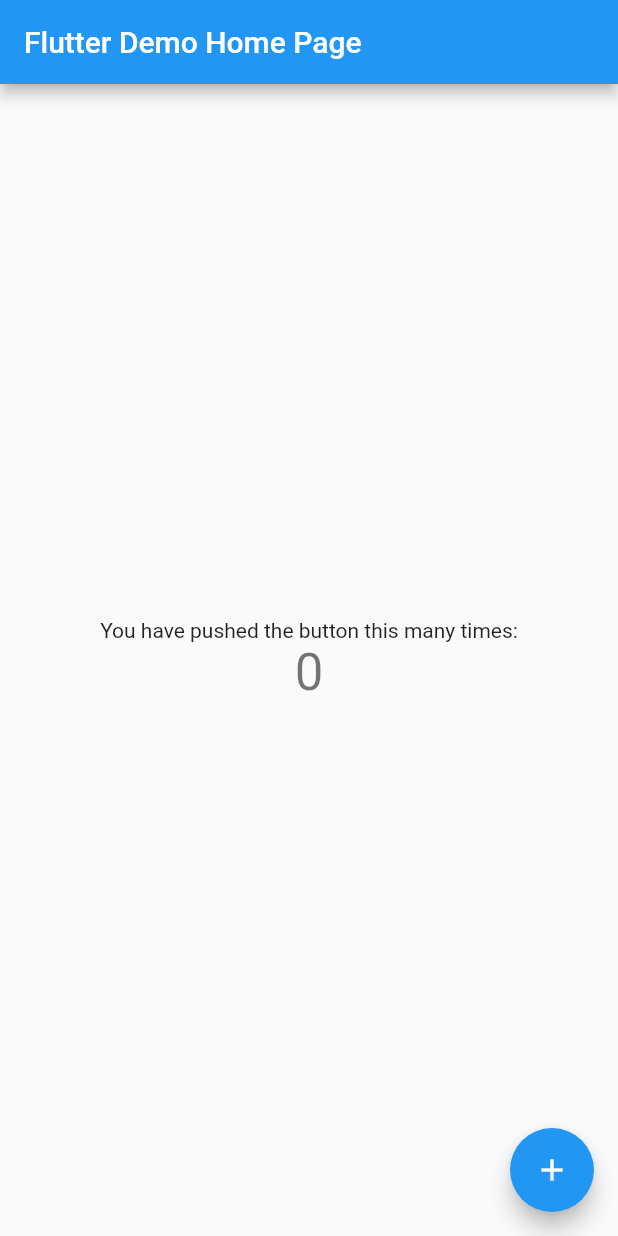
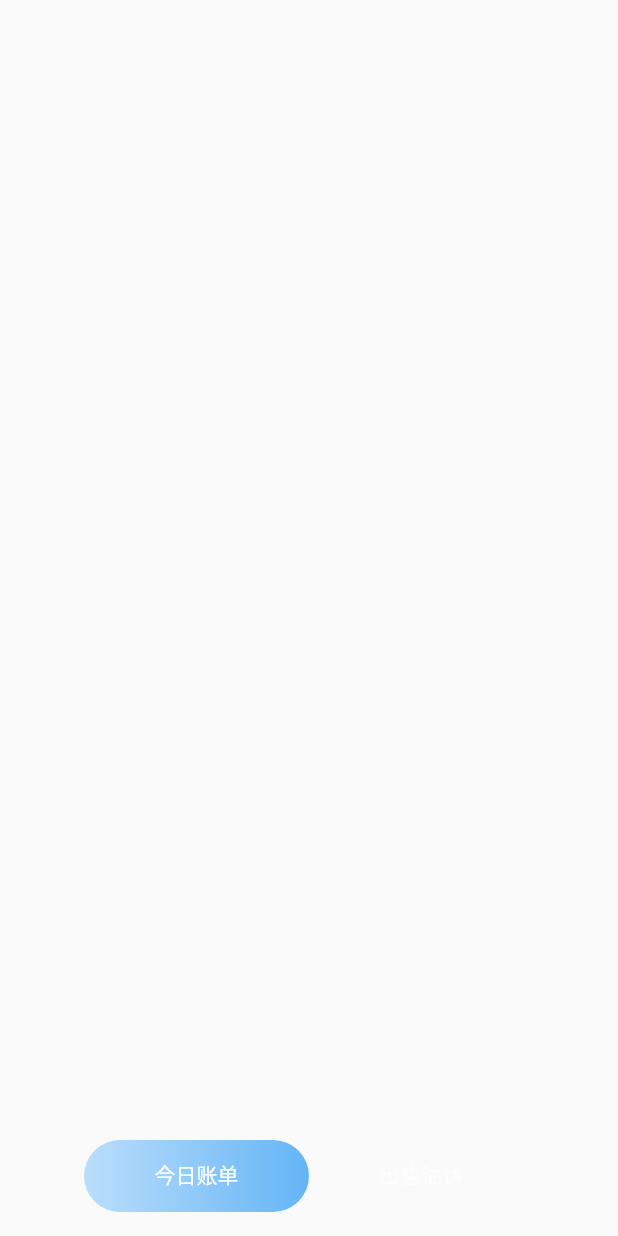
Before and after one commit to Weightang/CoilApp, a Flutter app: the screen it shows after launch, on a phone screen of 412 x 824 dp. Run offline on Flutter 3.47's test engine with Material 2 defaults, Android fonts, the phone set to English and light mode, and no system bars; drawn by our look-alikes of oktoast, pull_to_refresh; our stand-ins replace cached_network_image, cookie_jar, device_info, dio, dio_cookie_manager, localstorage and 1 more; missing offline and left inert: common_utils, flustars.

Commit message:
添加基本页面

```diff
--- a/lib/main.dart
+++ b/lib/main.dart
@@ -1,117 +1,47 @@
 import 'package:flutter/material.dart';
+import 'package:flutter/services.dart';
+import 'package:oktoast/oktoast.dart';
+import 'package:provider/provider.dart';
+import 'package:pull_to_refresh/pull_to_refresh.dart';
 
-void main() {
+import 'config/provider_manager.dart';
+import 'config/router_manger.dart';
+import 'config/storage_manager.dart';
+import 'utils/device_utils.dart';
+import 'utils/log_utils.dart';
+
+void main() async {
+  Provider.debugCheckInvalidValueType = null;
+  WidgetsFlutterBinding.ensureInitialized();
+  await StorageManager.init();
+  Log.init();
   runApp(MyApp());
+  if (Device.isAndroid) {
+    SystemUiOverlayStyle systemUiOverlayStyle =
+    SystemUiOverlayStyle(statusBarColor: Colors.transparent);
+    SystemChrome.setSystemUIOverlayStyle(systemUiOverlayStyle);
+  }
 }
 
 class MyApp extends StatelessWidget {
-  // This widget is the root of your application.
   @override
   Widget build(BuildContext context) {
-    return MaterialApp(
-      title: 'Flutter Demo',
-      theme: ThemeData(
-        // This is the theme of your application.
-        //
-        // Try running your application with "flutter run". You'll see the
-        // application has a blue toolbar. Then, without quitting the app, try
-        // changing the primarySwatch below to Colors.green and then invoke
-        // "hot reload" (press "r" in the console where you ran "flutter run",
-        // or simply save your changes to "hot reload" in a Flutter IDE).
-        // Notice that the counter didn't reset back to zero; the application
-        // is not restarted.
-        primarySwatch: Colors.blue,
-        // This makes the visual density adapt to the platform that you run
-        // the app on. For desktop platforms, the controls will be smaller and
-        // closer together (more dense) than on mobile platforms.
-        visualDensity: VisualDensity.adaptivePlatformDensity,
-      ),
-      home: MyHomePage(title: 'Flutter Demo Home Page'),
-    );
+    return OKToast(
+        child: MultiProvider(
+          providers: providers,
+          builder: (context, child) {
+            return RefreshConfiguration(
+              hideFooterWhenNotFull: true,
+              headerBuilder: () => WaterDropHeader(),
+              footerBuilder: () => ClassicFooter(),
+              maxUnderScrollExtent:0,
+              child: MaterialApp(
+                debugShowCheckedModeBanner: false,
+                onGenerateRoute: MyRouter.generateRoute,
+                initialRoute: RouteName.tab,
+              ),
+            );
+          },
+        ));
   }
 }
-
-class MyHomePage extends StatefulWidget {
-  MyHomePage({Key key, this.title}) : super(key: key);
-
-  // This widget is the home page of your application. It is stateful, meaning
-  // that it has a State object (defined below) that contains fields that affect
-  // how it looks.
-
-  // This class is the configuration for the state. It holds the values (in this
-  // case the title) provided by the parent (in this case the App widget) and
-  // used by the build method of the State. Fields in a Widget subclass are
-  // always marked "final".
-
-  final String title;
-
-  @override
-  _MyHomePageState createState() => _MyHomePageState();
-}
-
-class _MyHomePageState extends State<MyHomePage> {
-  int _counter = 0;
-
-  void _incrementCounter() {
-    setState(() {
-      // This call to setState tells the Flutter framework that something has
-      // changed in this State, which causes it to rerun the build method below
-      // so that the display can reflect the updated values. If we changed
-      // _counter without calling setState(), then the build method would not be
-      // called again, and so nothing would appear to happen.
-      _counter++;
-    });
-  }
-
-  @override
-  Widget build(BuildContext context) {
-    // This method is rerun every time setState is called, for instance as done
-    // by the _incrementCounter method above.
-    //
-    // The Flutter framework has been optimized to make rerunning build methods
-    // fast, so that you can just rebuild anything that needs updating rather
-    // than having to individually change instances of widgets.
-    return Scaffold(
-      appBar: AppBar(
-        // Here we take the value from the MyHomePage object that was created by
-        // the App.build method, and use it to set our appbar title.
-        title: Text(widget.title),
-      ),
-      body: Center(
-        // Center is a layout widget. It takes a single child and positions it
-        // in the middle of the parent.
-        child: Column(
-          // Column is also a layout widget. It takes a list of children and
-          // arranges them vertically. By default, it sizes itself to fit its
-          // children horizontally, and tries to be as tall as its parent.
-          //
-          // Invoke "debug painting" (press "p" in the console, choose the
-          // "Toggle Debug Paint" action from the Flutter Inspector in Android
-          // Studio, or the "Toggle Debug Paint" command in Visual Studio Code)
-          // to see the wireframe for each widget.
-          //
-          // Column has various properties to control how it sizes itself and
-          // how it positions its children. Here we use mainAxisAlignment to
-          // center the children vertically; the main axis here is the vertical
-          // axis because Columns are vertical (the cross axis would be
-          // horizontal).
-          mainAxisAlignment: MainAxisAlignment.center,
-          children: <Widget>[
-            Text(
-              'You have pushed the button this many times:',
-            ),
-            Text(
-              '$_counter',
-              style: Theme.of(context).textTheme.headline4,
-            ),
-          ],
-        ),
-      ),
-      floatingActionButton: FloatingActionButton(
-        onPressed: _incrementCounter,
-        tooltip: 'Increment',
-        child: Icon(Icons.add),
-      ), // This trailing comma makes auto-formatting nicer for build methods.
-    );
-  }
-}
--- /dev/null
+++ b/lib/ui/page/home/bill_page.dart
@@ -0,0 +1,13 @@
+import 'package:flutter/material.dart';
+
+class BillPage extends StatefulWidget {
+  @override
+  _BillPageState createState() => _BillPageState();
+}
+
+class _BillPageState extends State<BillPage> {
+  @override
+  Widget build(BuildContext context) {
+    return Container();
+  }
+}
--- a/lib/ui/page/tab_navigator.dart
+++ b/lib/ui/page/tab_navigator.dart
@@ -3,40 +3,35 @@ import 'package:flutter_app/res/index.dart';
 import 'package:flutter_app/ui/widget/iconfont_icons.dart';
 import 'package:flutter_app/ui/widget/my_tab_indicator.dart';
 
-import 'home/home_page.dart';
+import 'home/bill_page.dart';
 
-
-List<Widget> pages = <Widget>[
-  HomePage()
-];
+List<Widget> pages = <Widget>[BillPage()];
 
 class TabNavigator extends StatefulWidget {
   @override
   _TabNavigatorState createState() => _TabNavigatorState();
 }
 
-class _TabNavigatorState extends State<TabNavigator> with TickerProviderStateMixin{
+class _TabNavigatorState extends State<TabNavigator>
+    with TickerProviderStateMixin {
   var _pageController = PageController();
   TabController mTabController;
 
-  bool isPageCanChanged=false;
+  bool isPageCanChanged = false;
   DateTime _lastPressed;
 
   @override
   void initState() {
     super.initState();
-    mTabController=TabController(vsync: this, length: pages.length);
+    mTabController = TabController(vsync: this, length: pages.length);
     mTabController.addListener(() {
-
-      if (mTabController.indexIsChanging) {//判断TabBar是否切换
+      if (mTabController.indexIsChanging) {
+        //判断TabBar是否切换
         print(mTabController.index);
         onPageChange(mTabController.index, p: _pageController);
       }
-
-
     });
   }
-
 
   @override
   Widget build(BuildContext context) {
@@ -44,7 +39,8 @@ class _TabNavigatorState extends State<TabNavigator> with TickerProviderStateMix
         body: WillPopScope(
           onWillPop: () async {
             if (_lastPressed == null ||
-              DateTime.now().difference(_lastPressed) > Duration(seconds: 1)) {
+                DateTime.now().difference(_lastPressed) >
+                    Duration(seconds: 1)) {
               //两次点击间隔超过1秒则重新计时
               _lastPressed = DateTime.now();
               return false;
@@ -61,45 +57,52 @@ class _TabNavigatorState extends State<TabNavigator> with TickerProviderStateMix
             },
           ),
         ),
-      drawer:HomeDrawer(),
-      floatingActionButton: TabBar(
+        drawer: HomeDrawer(),
+        floatingActionButton: Container(
+          width: 300,
+          child: TabBar(
             controller: mTabController,
             indicator: FloatingLineTabIndicator(),
             tabs: [
-          Tab(text: "",),Tab(text: "",)
+              Tab(
+                text: "今日账单",
+              ),
+              Tab(
+                text: "出售油饼",
+              )
+            ],
+          ),
+        ),
+      floatingActionButtonLocation:FloatingActionButtonLocation.centerFloat ,
+    );
 
-
-      ],
-
-      ),
-
-    );
   }
 
-
   onPageChange(int index, {PageController p, TabController t}) async {
-    if (p != null) {//判断是哪一个切换
+    if (p != null) {
+      //判断是哪一个切换
       isPageCanChanged = false;
-      await _pageController.animateToPage(index, duration: Duration(milliseconds: 500), curve: Curves.ease);//等待pageview切换完毕,再释放pageivew监听
+      await _pageController.animateToPage(index,
+          duration: Duration(milliseconds: 500),
+          curve: Curves.ease); //等待pageview切换完毕,再释放pageivew监听
       isPageCanChanged = true;
     } else {
-      mTabController.animateTo(index);//切换Tabbar
+      mTabController.animateTo(index); //切换Tabbar
     }
   }
 }
 
-
-
-
-
 class HomeDrawer extends StatelessWidget {
   @override
   Widget build(BuildContext context) {
-    return Drawer( //侧滑对象
-      child: Column( // 主轴方向
+    return Drawer(
+      //侧滑对象
+      child: Column(
+        // 主轴方向
         crossAxisAlignment: CrossAxisAlignment.start,
         children: <Widget>[
-          DrawerHeader( // 侧滑头部
+          DrawerHeader(
+            // 侧滑头部
             decoration: BoxDecoration(color: Colors.lightBlueAccent),
             child: Center(
               child: ClipOval(
@@ -107,18 +110,23 @@ class HomeDrawer extends StatelessWidget {
               ),
             ),
           ),
-          Expanded( // 伸展控件
+          Expanded(
+            // 伸展控件
             child: ListView(
               children: <Widget>[
                 ListTile(
-                  leading:Icon(Icons.settings_rounded),
+                  leading: Icon(Icons.settings_rounded),
                   title: Text(
                     "设置",
                     textDirection: TextDirection.ltr,
                   ),
-                  subtitle: Text("sub_title"),
+                  subtitle: Text("基础数据"),
                   isThreeLine: true,
-                  onTap: () => {print("one")},
+                  onTap: () => {
+
+
+
+                  },
                 ),
               ],
             ),
--- a/pubspec.yaml
+++ b/pubspec.yaml
@@ -64,6 +64,9 @@ dev_dependencies:
   flutter_test:
     sdk: flutter
 
+  floor_generator: ^0.17.0
+  build_runner: ^1.10.3
+
 # For information on the generic Dart part of this file, see the
 # following page: https://dart.dev/tools/pub/pubspec
 
```
Also changed, not shown: lib/ui/page/home/home_page.dart (deleted, +0 -13 lines), lib/ui/page/home/sell_page.dart (added, +15 -0 lines), lib/ui/page/setting/basis_page.dart (added, +13 -0 lines), lib/ui/page/setting/price_page.dart (added, +13 -0 lines), lib/ui/page/setting/group_page.dart (added). Lines whose indentation alone changed are shown as unchanged.
